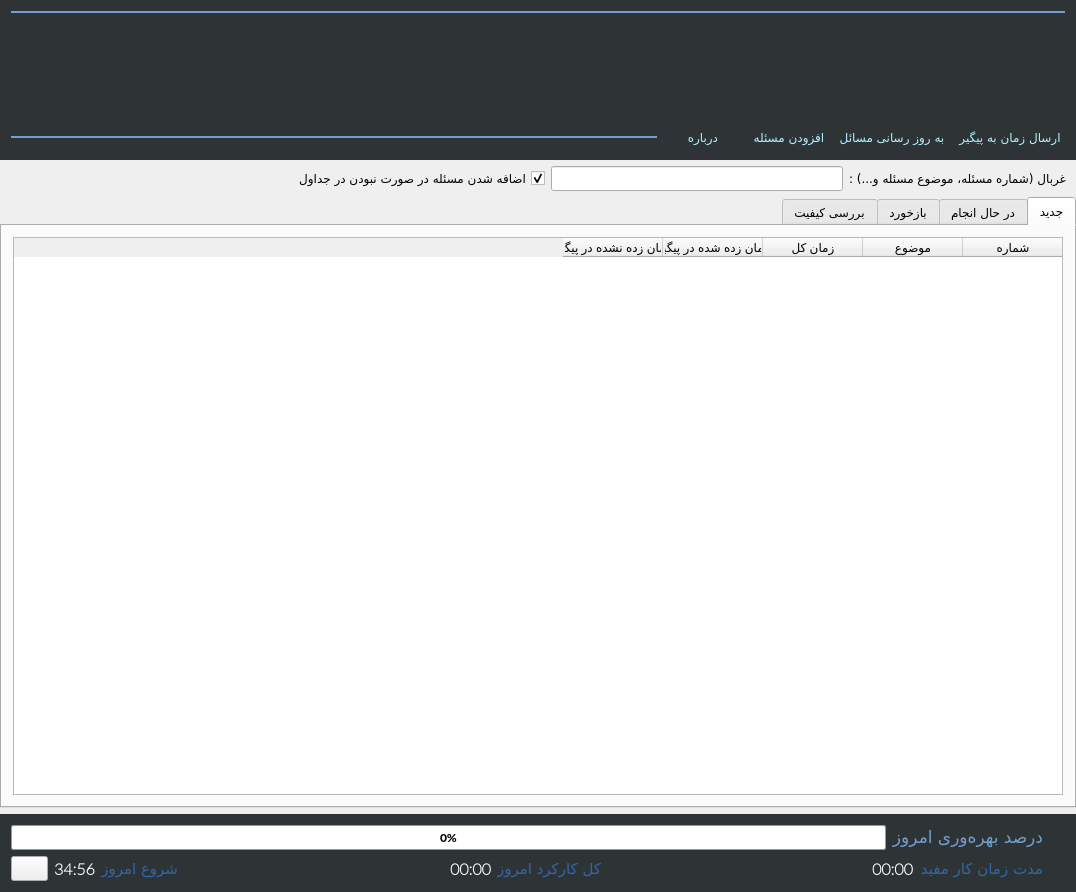
First picture: the form in time-tracker/MainWindow.ui, repository its-saeed/retracker, before the edit.
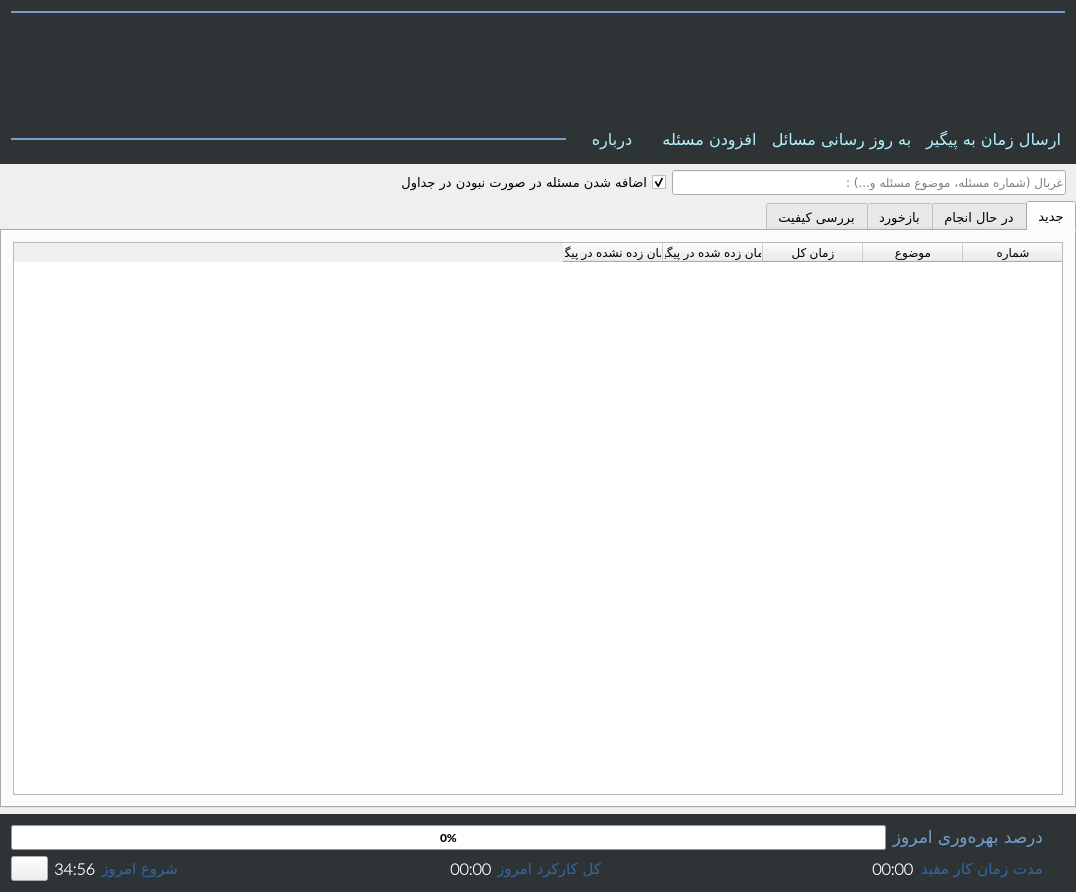
Second picture: the form after the edit. Icons and pictures are not drawn. Custom widgets are drawn as their Qt base class.

Diff of the .ui file:
```diff
--- a/time-tracker/MainWindow.ui
+++ b/time-tracker/MainWindow.ui
@@ -111,6 +111,9 @@
            <property name="font">
             <font>
              <family>B Yekan</family>
+             <pointsize>12</pointsize>
+             <weight>50</weight>
+             <bold>false</bold>
             </font>
            </property>
            <property name="layoutDirection">
@@ -143,6 +146,9 @@
            <property name="font">
             <font>
              <family>B Yekan</family>
+             <pointsize>12</pointsize>
+             <weight>50</weight>
+             <bold>false</bold>
             </font>
            </property>
            <property name="layoutDirection">
@@ -175,6 +181,9 @@
            <property name="font">
             <font>
              <family>B Yekan</family>
+             <pointsize>12</pointsize>
+             <weight>50</weight>
+             <bold>false</bold>
             </font>
            </property>
            <property name="layoutDirection">
@@ -210,6 +219,9 @@
            <property name="font">
             <font>
              <family>B Yekan</family>
+             <pointsize>12</pointsize>
+             <weight>50</weight>
+             <bold>false</bold>
             </font>
            </property>
            <property name="layoutDirection">
@@ -265,6 +277,13 @@
       </item>
       <item>
        <widget class="QCheckBox" name="chb_add_if_not_exist">
+        <property name="font">
+         <font>
+          <pointsize>10</pointsize>
+          <weight>50</weight>
+          <bold>false</bold>
+         </font>
+        </property>
         <property name="toolTip">
          <string>در صورتی که مسئله مورد نظر در جداول پیدا نشد، تلاش کن آن را از پیگیر بارگیری کنی</string>
         </property>
@@ -286,16 +305,7 @@
           <family>B Yekan</family>
          </font>
         </property>
-       </widget>
-      </item>
-      <item>
-       <widget class="QLabel" name="label_5">
-        <property name="font">
-         <font>
-          <family>B Yekan</family>
-         </font>
-        </property>
-        <property name="text">
+        <property name="placeholderText">
          <string>غربال (شماره مسئله، موضوع مسئله و...) :</string>
         </property>
        </widget>
@@ -307,6 +317,7 @@
       <property name="font">
        <font>
         <family>B Yekan</family>
+        <pointsize>10</pointsize>
        </font>
       </property>
       <property name="layoutDirection">
```
Left out of the diff: 8 changed lines with no effect on the pictures.
